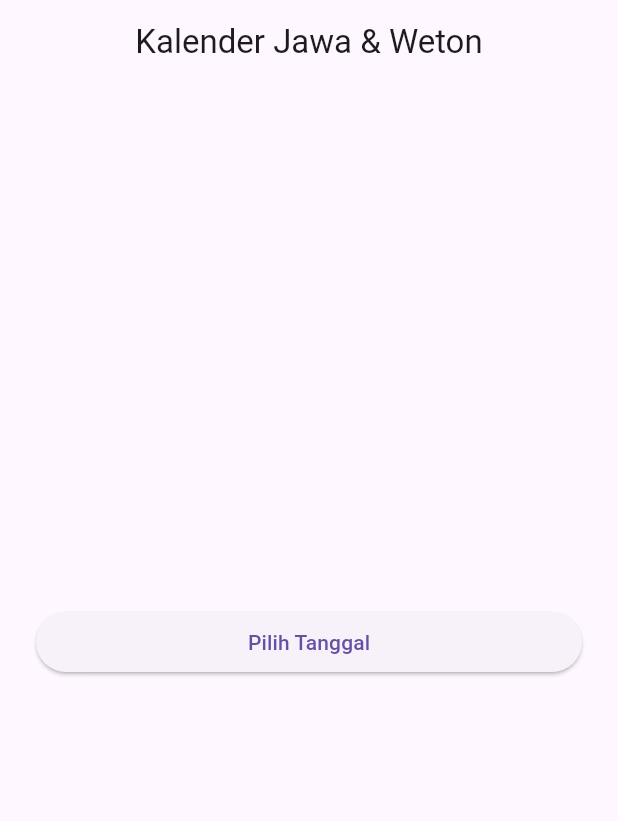
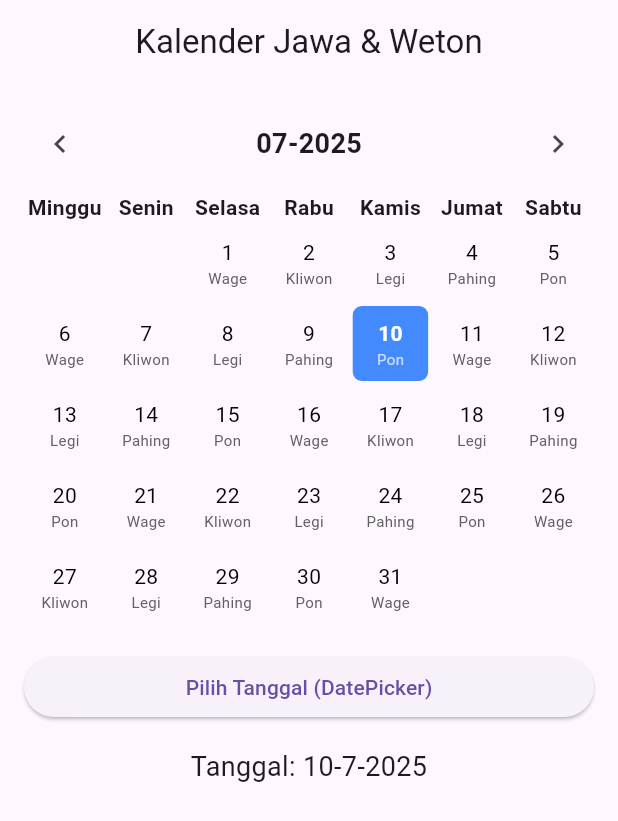
Before and after one commit to nafiskrisna18/weton_jawa, a Flutter app: the screen it shows after launch, on a phone screen of 412 x 824 dp. Shown: the top 821 px of the screen. Run offline on Flutter 3.47's test engine with Material 3 defaults, Android fonts, the phone set to English and light mode, and no system bars.

Commit message:
Refactor KalenderJawaPage to improve date selection and calendar display functionality

```diff
--- a/lib/main.dart
+++ b/lib/main.dart
@@ -23,9 +23,11 @@ class KalenderJawaPage extends StatefulWidget {
   State<KalenderJawaPage> createState() => _KalenderJawaPageState();
 }
 
+
 class _KalenderJawaPageState extends State<KalenderJawaPage> {
-  DateTime? _selectedDate;
+  DateTime _selectedDate = DateTime.now();
   String? _wetonResult;
+  DateTime _displayedMonth = DateTime(DateTime.now().year, DateTime.now().month);
 
   static const List<String> hariPasaran = [
     'Legi', 'Pahing', 'Pon', 'Wage', 'Kliwon'
@@ -38,7 +40,7 @@ class _KalenderJawaPageState extends State<KalenderJawaPage> {
     final now = DateTime.now();
     final picked = await showDatePicker(
       context: context,
-      initialDate: _selectedDate ?? now,
+      initialDate: _selectedDate,
       firstDate: DateTime(1900),
       lastDate: DateTime(2100),
     );
@@ -46,6 +48,7 @@ class _KalenderJawaPageState extends State<KalenderJawaPage> {
       setState(() {
         _selectedDate = picked;
         _wetonResult = _hitungWeton(picked);
+        _displayedMonth = DateTime(picked.year, picked.month);
       });
     }
   }
@@ -61,6 +64,85 @@ class _KalenderJawaPageState extends State<KalenderJawaPage> {
     return '$hari $pasaran';
   }
 
+  void _goToPreviousMonth() {
+    setState(() {
+      _displayedMonth = DateTime(_displayedMonth.year, _displayedMonth.month - 1);
+    });
+  }
+
+  void _goToNextMonth() {
+    setState(() {
+      _displayedMonth = DateTime(_displayedMonth.year, _displayedMonth.month + 1);
+    });
+  }
+
+  List<Widget> _buildCalendar() {
+    final firstDayOfMonth = DateTime(_displayedMonth.year, _displayedMonth.month, 1);
+    final lastDayOfMonth = DateTime(_displayedMonth.year, _displayedMonth.month + 1, 0);
+    final daysInMonth = lastDayOfMonth.day;
+    final firstWeekday = firstDayOfMonth.weekday % 7; // 0: Minggu, 6: Sabtu
+
+    List<Widget> rows = [];
+    List<Widget> dayHeaders = hariJawa.map((h) => Expanded(child: Center(child: Text(h, style: const TextStyle(fontWeight: FontWeight.bold))))).toList();
+    rows.add(Row(children: dayHeaders));
+
+    int day = 1;
+    for (int week = 0; day <= daysInMonth; week++) {
+      List<Widget> days = [];
+      for (int wd = 0; wd < 7; wd++) {
+        if (week == 0 && wd < firstWeekday) {
+          days.add(const Expanded(child: SizedBox.shrink()));
+        } else if (day > daysInMonth) {
+          days.add(const Expanded(child: SizedBox.shrink()));
+        } else {
+          final thisDate = DateTime(_displayedMonth.year, _displayedMonth.month, day);
+          final isSelected = _selectedDate.year == thisDate.year && _selectedDate.month == thisDate.month && _selectedDate.day == thisDate.day;
+          days.add(
+            Expanded(
+              child: GestureDetector(
+                onTap: () {
+                  setState(() {
+                    _selectedDate = thisDate;
+                    _wetonResult = _hitungWeton(thisDate);
+                  });
+                },
+                child: Container(
+                  margin: const EdgeInsets.all(2),
+                  decoration: BoxDecoration(
+                    color: isSelected ? Colors.blueAccent : null,
+                    borderRadius: BorderRadius.circular(6),
+                  ),
+                  padding: const EdgeInsets.symmetric(vertical: 8),
+                  child: Column(
+                    children: [
+                      Text(
+                        '$day',
+                        style: TextStyle(
+                          color: isSelected ? Colors.white : Colors.black,
+                          fontWeight: isSelected ? FontWeight.bold : FontWeight.normal,
+                        ),
+                      ),
+                      Text(
+                        hariPasaran[((thisDate.difference(DateTime(1900, 1, 1)).inDays + 1) % 5 + 5) % 5],
+                        style: TextStyle(
+                          fontSize: 10,
+                          color: isSelected ? Colors.white70 : Colors.grey[700],
+                        ),
+                      ),
+                    ],
+                  ),
+                ),
+              ),
+            ),
+          );
+          day++;
+        }
+      }
+      rows.add(Row(children: days));
+    }
+    return rows;
+  }
+
   @override
   Widget build(BuildContext context) {
     return Scaffold(
@@ -69,24 +151,42 @@ class _KalenderJawaPageState extends State<KalenderJawaPage> {
         centerTitle: true,
       ),
       body: Padding(
-        padding: const EdgeInsets.all(24.0),
+        padding: const EdgeInsets.all(16.0),
         child: Column(
-          mainAxisAlignment: MainAxisAlignment.center,
           crossAxisAlignment: CrossAxisAlignment.stretch,
           children: [
+            Row(
+              mainAxisAlignment: MainAxisAlignment.spaceBetween,
+              children: [
+                IconButton(
+                  icon: const Icon(Icons.chevron_left),
+                  onPressed: _goToPreviousMonth,
+                ),
+                Text(
+                  '${_displayedMonth.month.toString().padLeft(2, '0')}-${_displayedMonth.year}',
+                  style: const TextStyle(fontSize: 18, fontWeight: FontWeight.bold),
+                ),
+                IconButton(
+                  icon: const Icon(Icons.chevron_right),
+                  onPressed: _goToNextMonth,
+                ),
+              ],
+            ),
+            const SizedBox(height: 8),
+            ..._buildCalendar(),
+            const SizedBox(height: 16),
             ElevatedButton(
               onPressed: _pickDate,
-              child: const Text('Pilih Tanggal'),
+              child: const Text('Pilih Tanggal (DatePicker)'),
             ),
-            const SizedBox(height: 24),
-            if (_selectedDate != null)
-              Text(
-                'Tanggal: ${_selectedDate!.day}-${_selectedDate!.month}-${_selectedDate!.year}',
-                style: const TextStyle(fontSize: 18),
-                textAlign: TextAlign.center,
-              ),
+            const SizedBox(height: 16),
+            Text(
+              'Tanggal: ${_selectedDate.day}-${_selectedDate.month}-${_selectedDate.year}',
+              style: const TextStyle(fontSize: 18),
+              textAlign: TextAlign.center,
+            ),
             if (_wetonResult != null) ...[
-              const SizedBox(height: 16),
+              const SizedBox(height: 12),
               Text(
                 'Weton: $_wetonResult',
                 style: const TextStyle(fontSize: 22, fontWeight: FontWeight.bold),
```
